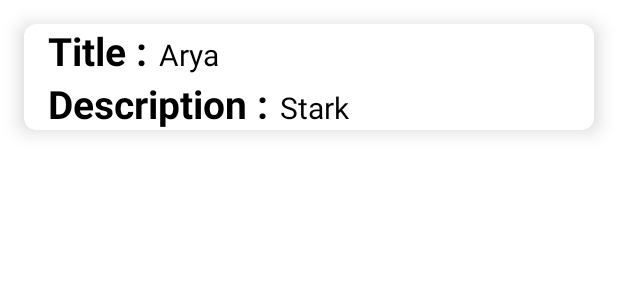
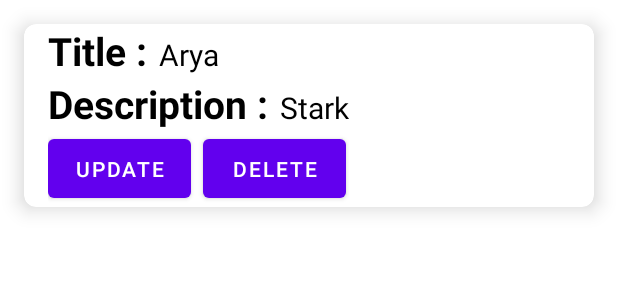
Before and after one commit to TheGreatRandall/unitrade, an Android app: the layout item.xml on its own in the app's theme, with its tools: preview values and no code run, on a phone screen of 412 x 824 dp. Shown: the top 300 px of the screen. Run offline under Robolectric (Android 15) with nearby library versions, the phone set to English and light mode, and no system bars.

Commit message:
simply implement CRUD

```diff
--- a/app/src/main/res/layout/item.xml
+++ b/app/src/main/res/layout/item.xml
@@ -1,5 +1,6 @@
 <?xml version="1.0" encoding="utf-8"?>
 <androidx.cardview.widget.CardView xmlns:android="http://schemas.android.com/apk/res/android"
+    xmlns:tools="http://schemas.android.com/tools"
     android:layout_width="match_parent"
     android:layout_height="wrap_content"
     xmlns:app="http://schemas.android.com/apk/res-auto"
@@ -62,6 +63,44 @@
                 android:textSize="20sp" />
 
         </LinearLayout>
+
+        <androidx.constraintlayout.widget.ConstraintLayout
+            android:layout_width="match_parent"
+            android:layout_height="match_parent">
+
+            <Button
+                android:id="@+id/delete"
+                android:layout_width="95dp"
+                android:layout_height="51dp"
+                android:layout_weight="1"
+                android:text="Delete"
+                app:layout_constraintBottom_toBottomOf="parent"
+                app:layout_constraintEnd_toEndOf="parent"
+                app:layout_constraintHorizontal_bias="0.789"
+                app:layout_constraintStart_toEndOf="@+id/update"
+                app:layout_constraintTop_toTopOf="parent"
+                app:layout_constraintVertical_bias="0.0" />
+
+            <Button
+                android:id="@+id/update"
+                android:layout_width="95dp"
+                android:layout_height="51dp"
+                android:layout_weight="1"
+                android:text="Update"
+                app:layout_constraintBottom_toBottomOf="parent"
+                app:layout_constraintEnd_toEndOf="parent"
+                app:layout_constraintHorizontal_bias="0.0"
+                app:layout_constraintStart_toStartOf="parent"
+                app:layout_constraintTop_toTopOf="parent"
+                app:layout_constraintVertical_bias="0.6" />
+        </androidx.constraintlayout.widget.ConstraintLayout>
+
+        <androidx.constraintlayout.widget.ConstraintLayout
+            android:layout_width="match_parent"
+            android:layout_height="match_parent">
+
+        </androidx.constraintlayout.widget.ConstraintLayout>
+
     </LinearLayout>
 
 </androidx.cardview.widget.CardView>
```
Also changed, not shown: app/src/main/java/com/osu/unitrade/AddListingFragment.java (+38 -7 lines), app/src/main/java/com/osu/unitrade/ListingAdapter.java (+53 -5 lines), app/src/main/java/com/osu/unitrade/MylistingFragment.java (+7 -1 lines).
